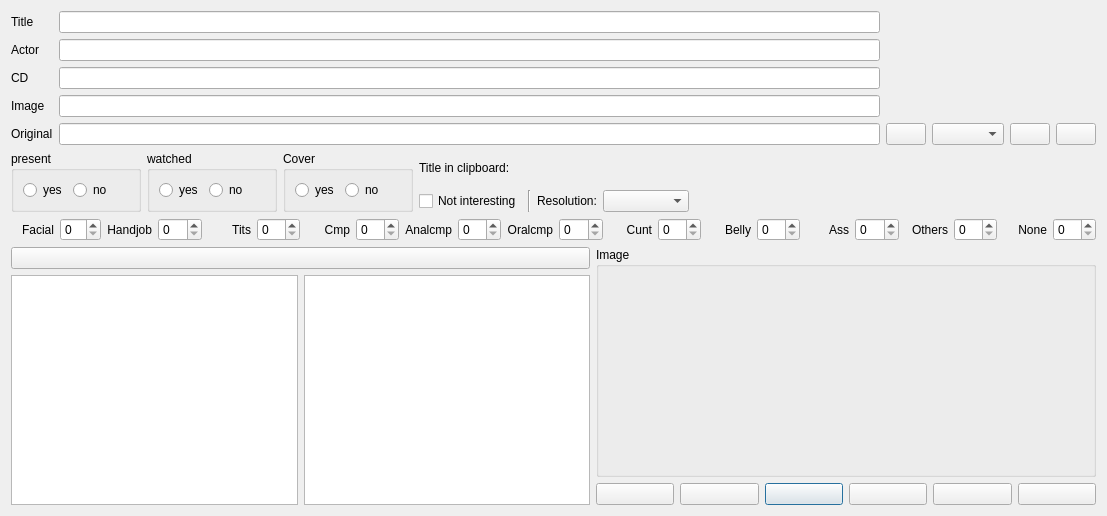
Old version of the form pordb_neu.ui in the repository hwmay/pordb3.
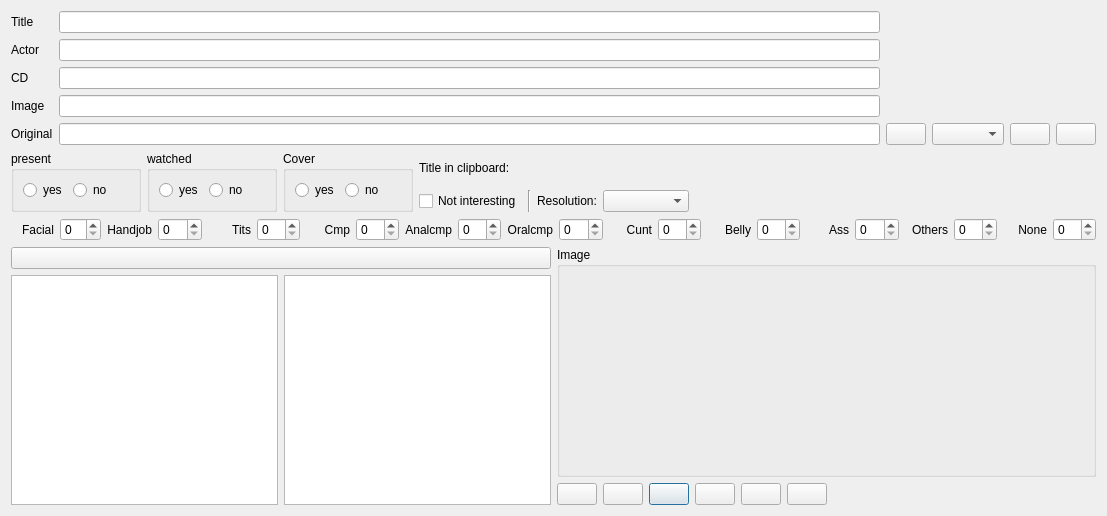
New version of the form. Icons and pictures are not drawn.

Commit message: Redesign button bar in New screen

What changed in the file:
```diff
--- a/pordb_neu.ui
+++ b/pordb_neu.ui
@@ -766,6 +766,19 @@
            </property>
           </widget>
          </item>
+         <item>
+          <spacer name="horizontalSpacer_2">
+           <property name="orientation">
+            <enum>Qt::Horizontal</enum>
+           </property>
+           <property name="sizeHint" stdset="0">
+            <size>
+             <width>40</width>
+             <height>20</height>
+            </size>
+           </property>
+          </spacer>
+         </item>
         </layout>
        </item>
       </layout>
```
The commit also changes 1 other file.
